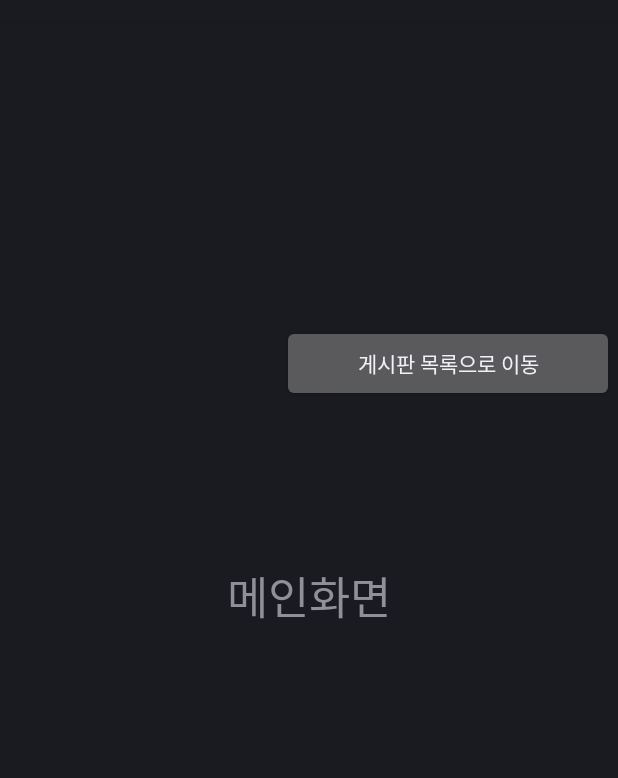
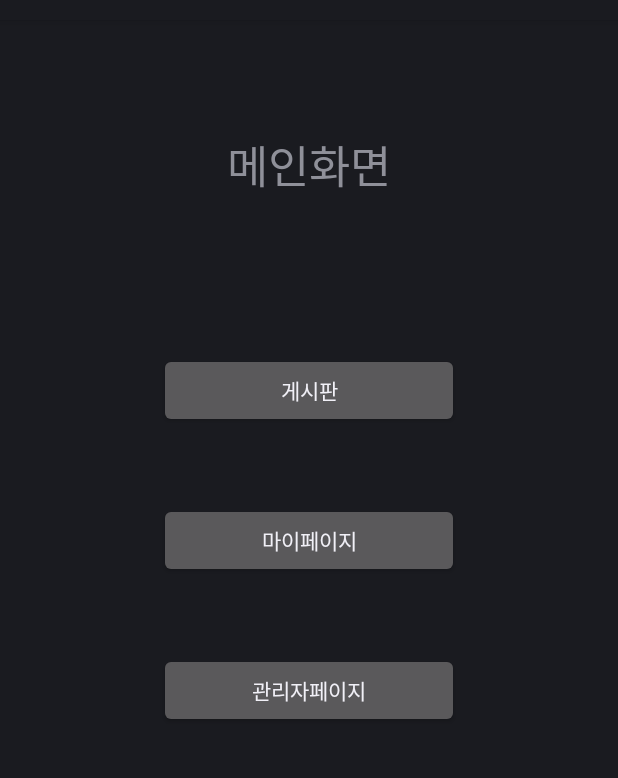
Before and after one commit to jsm1212/HealthApp, an Android app: the layout activity_work.xml on its own in the app's theme, with its tools: preview values and no code run, on a phone screen of 412 x 824 dp, the part 64-842 px from its top. Run offline under Robolectric (Android 15) with nearby library versions, the phone set to English and light mode, and no system bars.

Commit message:
마이페이지, 관리자페이지 이동버튼 생성

```diff
--- a/HealthApp/app/src/main/java/com/example/healthapp/MainActivity.kt
+++ b/HealthApp/app/src/main/java/com/example/healthapp/MainActivity.kt
@@ -1,6 +1,5 @@
 package com.example.healthapp
 
-import android.content.Context
 import android.content.Intent
 import androidx.appcompat.app.AppCompatActivity
 import android.os.Bundle
--- a/HealthApp/app/src/main/java/com/example/healthapp/WorkActivity.kt
+++ b/HealthApp/app/src/main/java/com/example/healthapp/WorkActivity.kt
@@ -4,19 +4,29 @@ import android.content.Intent
 import androidx.appcompat.app.AppCompatActivity
 import android.os.Bundle
 import android.widget.Button
+import com.example.healthapp.admin.AdminActivity
+import com.example.healthapp.mypage.MypageActivity
 
 class WorkActivity : AppCompatActivity() {
     override fun onCreate(savedInstanceState: Bundle?) {
         super.onCreate(savedInstanceState)
         setContentView(R.layout.activity_work)
 
-        val btn = findViewById<Button>(R.id.goToBbs)
+        val btn1 = findViewById<Button>(R.id.goToBbs)
+        val btn2 = findViewById<Button>(R.id.goToMypage)
+        val btn3 = findViewById<Button>(R.id.goToAdmin)
 
-        btn.setOnClickListener {
+        btn1.setOnClickListener {
             val intent = Intent(this, WorkBbsActivity::class.java)
             startActivity(intent)
         }
-
-
+        btn2.setOnClickListener {
+            val intent = Intent(this, MypageActivity::class.java)
+            startActivity(intent)
+        }
+        btn3.setOnClickListener {
+            val intent = Intent(this, AdminActivity::class.java)
+            startActivity(intent)
+        }
     }
 }
--- a/HealthApp/app/src/main/res/layout/activity_work.xml
+++ b/HealthApp/app/src/main/res/layout/activity_work.xml
@@ -6,19 +6,38 @@
         android:layout_width="match_parent"
         android:layout_height="match_parent"
         tools:context=".WorkActivity">
-
     <TextView
+            android:id="@+id/textView"
             android:text="메인화면"
-            android:textSize="30dp"
-            android:gravity="center"
-            android:layout_width="175dp"
-            android:layout_height="83dp" android:id="@+id/textView"
-            app:layout_constraintEnd_toEndOf="parent" app:layout_constraintStart_toStartOf="parent"
-            app:layout_constraintBottom_toBottomOf="parent" app:layout_constraintTop_toTopOf="parent"/>
+            android:textSize="30dp" android:gravity="center"
+            android:layout_width="200dp" android:layout_height="50dp"
+            app:layout_constraintEnd_toEndOf="parent"
+            app:layout_constraintStart_toStartOf="parent"
+            app:layout_constraintBottom_toBottomOf="parent"
+            app:layout_constraintTop_toTopOf="parent"
+            app:layout_constraintVertical_bias="0.1"/>
     <Button
-            android:text="게시판 목록으로 이동"
-            android:layout_width="221dp"
-            android:layout_height="51dp" android:id="@+id/goToBbs"
-            app:layout_constraintBottom_toTopOf="@+id/textView" app:layout_constraintStart_toStartOf="parent"
-            android:layout_marginStart="188dp" android:layout_marginBottom="88dp"/>
+            android:id="@+id/goToBbs"
+            android:text="게시판"
+            android:layout_width="200dp" android:layout_height="50dp"
+            app:layout_constraintTop_toBottomOf="@+id/textView"
+            app:layout_constraintStart_toStartOf="parent"
+            android:layout_marginTop="100dp"
+            app:layout_constraintEnd_toEndOf="parent"/>
+    <Button
+            android:id="@+id/goToMypage"
+            android:text="마이페이지"
+            android:layout_width="200dp" android:layout_height="50dp"
+            app:layout_constraintTop_toBottomOf="@+id/goToBbs"
+            app:layout_constraintStart_toStartOf="parent"
+            android:layout_marginTop="50dp"
+            app:layout_constraintEnd_toEndOf="parent"/>
+    <Button
+            android:id="@+id/goToAdmin"
+            android:text="관리자페이지"
+            android:layout_width="200dp" android:layout_height="50dp"
+            app:layout_constraintTop_toBottomOf="@+id/goToMypage"
+            app:layout_constraintStart_toStartOf="parent"
+            android:layout_marginTop="50dp"
+            app:layout_constraintEnd_toEndOf="parent"/>
 </androidx.constraintlayout.widget.ConstraintLayout>
```
